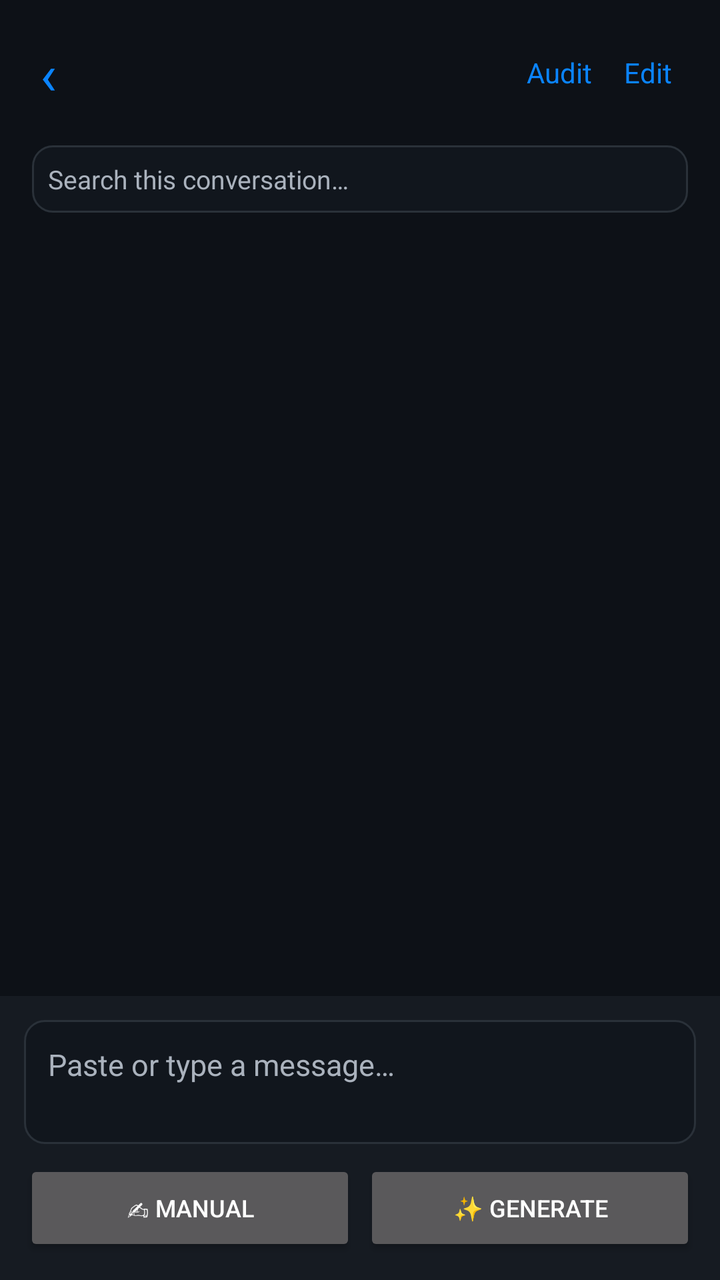
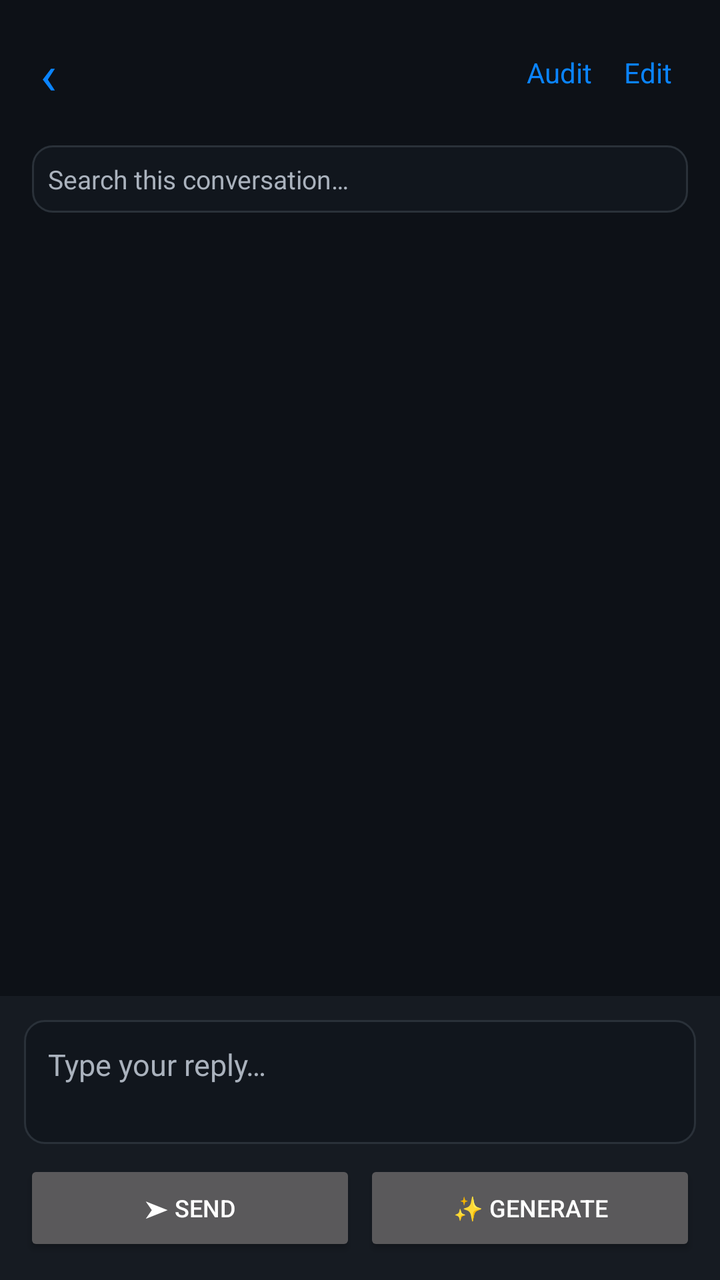

Two renders of the same Android screen: before a commit and after it. Below are the layout's source before the change and the commit's diff.
<!-- AndroidManifest.xml: application theme ReplyMateTheme -->
<!-- res/layout/activity_conversation.xml -->
<?xml version="1.0" encoding="utf-8"?>
<LinearLayout xmlns:android="http://schemas.android.com/apk/res/android"
    android:layout_width="match_parent"
    android:layout_height="match_parent"
    android:orientation="vertical"
    android:background="@color/bg">

    <LinearLayout
        android:layout_width="match_parent"
        android:layout_height="wrap_content"
        android:orientation="horizontal"
        android:gravity="center_vertical"
        android:padding="16dp">

        <TextView
            android:id="@+id/back_btn"
            android:layout_width="wrap_content"
            android:layout_height="wrap_content"
            android:text="‹"
            android:textColor="@color/accent"
            android:textSize="28sp"
            android:paddingRight="12dp"
            android:paddingLeft="4dp" />

        <LinearLayout
            android:layout_width="0dp"
            android:layout_height="wrap_content"
            android:layout_weight="1"
            android:orientation="vertical">

            <TextView
                android:id="@+id/conv_name"
                android:layout_width="wrap_content"
                android:layout_height="wrap_content"
                android:textColor="@color/text_primary"
                android:textSize="18sp"
                android:textStyle="bold" />

            <TextView
                android:id="@+id/conv_rel"
                android:layout_width="wrap_content"
                android:layout_height="wrap_content"
                android:textColor="@color/text_dim"
                android:textSize="12sp" />
        </LinearLayout>

        <TextView
            android:id="@+id/audit_btn"
            android:layout_width="wrap_content"
            android:layout_height="wrap_content"
            android:text="Audit"
            android:textColor="@color/accent"
            android:textSize="14sp"
            android:padding="8dp" />

        <TextView
            android:id="@+id/edit_btn"
            android:layout_width="wrap_content"
            android:layout_height="wrap_content"
            android:text="Edit"
            android:textColor="@color/accent"
            android:textSize="14sp"
            android:padding="8dp" />
    </LinearLayout>

    <EditText
        android:id="@+id/conv_search"
        android:layout_width="match_parent"
        android:layout_height="wrap_content"
        android:layout_marginLeft="16dp"
        android:layout_marginRight="16dp"
        android:layout_marginBottom="6dp"
        android:hint="@string/conv_search_hint"
        android:textColorHint="@color/text_dim"
        android:textColor="@color/text_primary"
        android:textSize="13sp"
        android:background="@drawable/bg_field"
        android:padding="8dp"
        android:singleLine="true"
        android:inputType="text" />

    <ScrollView
        android:id="@+id/conv_scroll"
        android:layout_width="match_parent"
        android:layout_height="0dp"
        android:layout_weight="1"
        android:paddingLeft="16dp"
        android:paddingRight="16dp">

        <LinearLayout
            android:layout_width="match_parent"
            android:layout_height="wrap_content"
            android:orientation="vertical">

            <LinearLayout
                android:id="@+id/msg_list"
                android:layout_width="match_parent"
                android:layout_height="wrap_content"
                android:orientation="vertical" />

            <TextView
                android:id="@+id/drafts_header"
                android:layout_width="match_parent"
                android:layout_height="wrap_content"
                android:layout_marginTop="16dp"
                android:text="AI drafts"
                android:textColor="@color/text_dim"
                android:textSize="13sp"
                android:visibility="gone" />

            <LinearLayout
                android:id="@+id/draft_list"
                android:layout_width="match_parent"
                android:layout_height="wrap_content"
                android:orientation="vertical" />
        </LinearLayout>
    </ScrollView>

    <TextView
        android:id="@+id/gen_status"
        android:layout_width="match_parent"
        android:layout_height="wrap_content"
        android:paddingLeft="16dp"
        android:paddingRight="16dp"
        android:paddingBottom="4dp"
        android:textColor="@color/accent"
        android:textSize="12sp"
        android:visibility="gone" />

    <LinearLayout
        android:layout_width="match_parent"
        android:layout_height="wrap_content"
        android:orientation="vertical"
        android:background="@color/card"
        android:padding="12dp">

        <EditText
            android:id="@+id/msg_input"
            android:layout_width="match_parent"
            android:layout_height="wrap_content"
            android:hint="Paste or type a message…"
            android:textColorHint="@color/text_dim"
            android:textColor="@color/text_primary"
            android:textSize="15sp"
            android:background="@drawable/bg_field"
            android:padding="12dp"
            android:minLines="2"
            android:maxLines="5"
            android:gravity="top"
            android:inputType="textMultiLine|textCapSentences" />

        <LinearLayout
            android:layout_width="match_parent"
            android:layout_height="wrap_content"
            android:orientation="horizontal"
            android:layout_marginTop="8dp">

            <Button
                android:id="@+id/btn_manual"
                android:layout_width="0dp"
                android:layout_height="wrap_content"
                android:layout_weight="1"
                android:layout_marginRight="4dp"
                android:text="✍ Manual"
                android:textSize="12sp" />

            <Button
                android:id="@+id/btn_gen"
                android:layout_width="0dp"
                android:layout_height="wrap_content"
                android:layout_weight="1"
                android:text="✨ Generate"
                android:textSize="12sp" />
        </LinearLayout>
    </LinearLayout>

</LinearLayout>
<!-- resources referenced by this layout -->
<resources>
  <color name="accent">#0A84FF</color>
  <color name="bg">#0D1117</color>
  <color name="card">#161B22</color>
  <color name="text_dim">#AAB2BD</color>
  <color name="text_primary">#FFFFFF</color>
  <!-- drawable bg_field (drawable) -->
  <?xml version="1.0" encoding="utf-8"?>
  <shape xmlns:android="http://schemas.android.com/apk/res/android" android:shape="rectangle">
      <solid android:color="#11161D" />
      <stroke android:width="1dp" android:color="#2A3139" />
      <corners android:radius="10dp" />
  </shape>
  <string name="conv_search_hint">Search this conversation…</string>
  <style name="ReplyMateTheme" parent="android:style/Theme.Material.NoActionBar">
          <item name="android:windowBackground">@color/bg</item>
          <item name="android:colorAccent">@color/accent</item>
          <item name="android:statusBarColor">@color/bg</item>
          <item name="android:navigationBarColor">@color/bg</item>
          <item name="android:textColorPrimary">@color/text_primary</item>
      </style>
</resources>

<!-- the commit's change to res/layout/activity_conversation.xml (unified diff, before → after) -->
@@ -138,7 +138,7 @@
             android:id="@+id/msg_input"
             android:layout_width="match_parent"
             android:layout_height="wrap_content"
-            android:hint="Paste or type a message…"
+            android:hint="Type your reply…"
             android:textColorHint="@color/text_dim"
             android:textColor="@color/text_primary"
             android:textSize="15sp"
@@ -161,7 +161,7 @@
                 android:layout_height="wrap_content"
                 android:layout_weight="1"
                 android:layout_marginRight="4dp"
-                android:text="✍ Manual"
+                android:text="➤ Send"
                 android:textSize="12sp" />
 
             <Button
